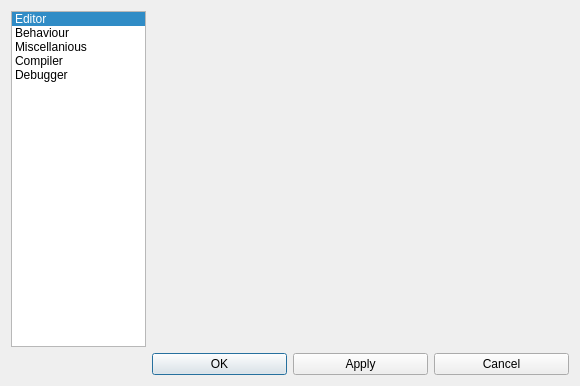
Old version of the form qrgui/mainwindow/preferencesDialog.ui in the repository qreal/qreal.
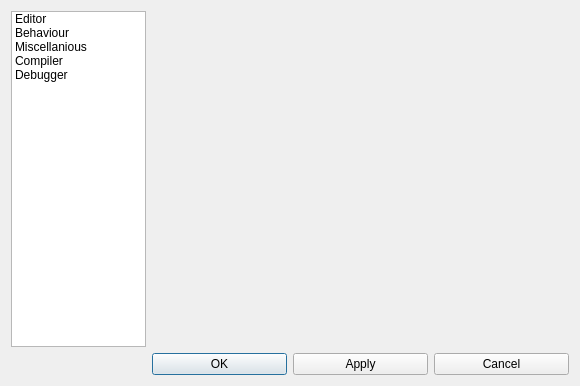
New version of the form. Icons and pictures are not drawn.

Commit message: Added icons to the preferences dialog + some other fixes

```diff
--- a/qrgui/mainwindow/preferencesDialog.ui
+++ b/qrgui/mainwindow/preferencesDialog.ui
@@ -62,6 +62,9 @@
      <property name="flow">
       <enum>QListView::TopToBottom</enum>
      </property>
+     <property name="viewMode">
+      <enum>QListView::ListMode</enum>
+     </property>
      <property name="uniformItemSizes">
       <bool>true</bool>
      </property>
@@ -69,7 +72,7 @@
       <bool>true</bool>
      </property>
      <property name="currentRow">
-      <number>0</number>
+      <number>-1</number>
      </property>
      <item>
       <property name="text">
```
Left out of the diff: 20 changed lines with no effect on the pictures. The commit also changes 7 other files.
